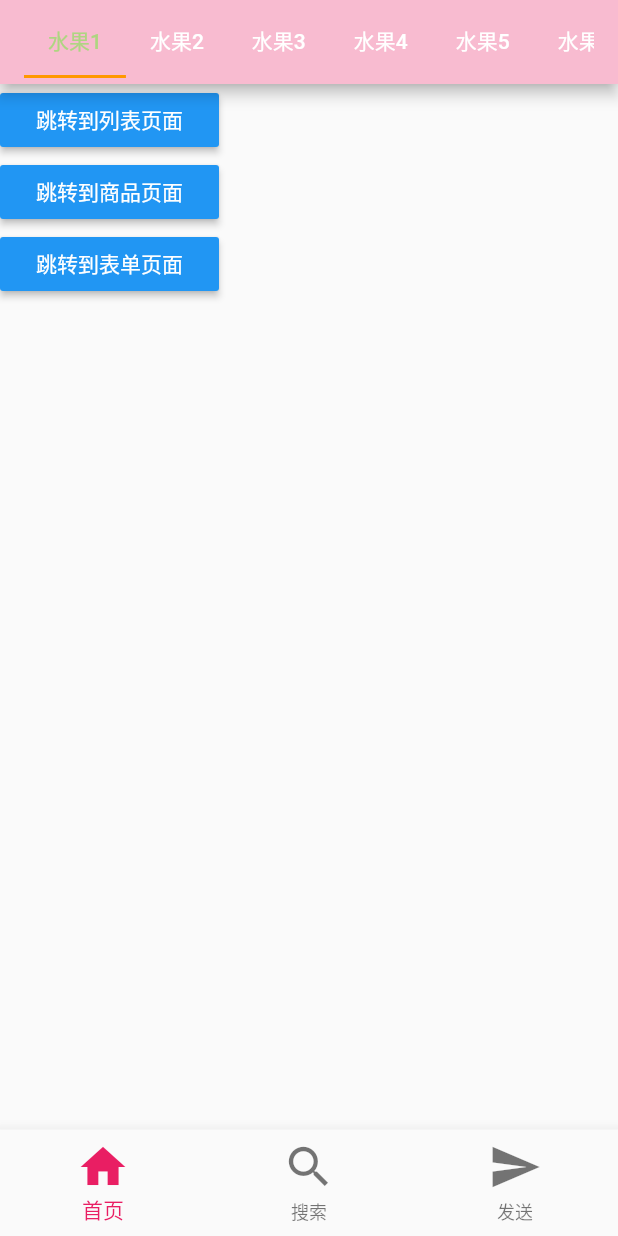
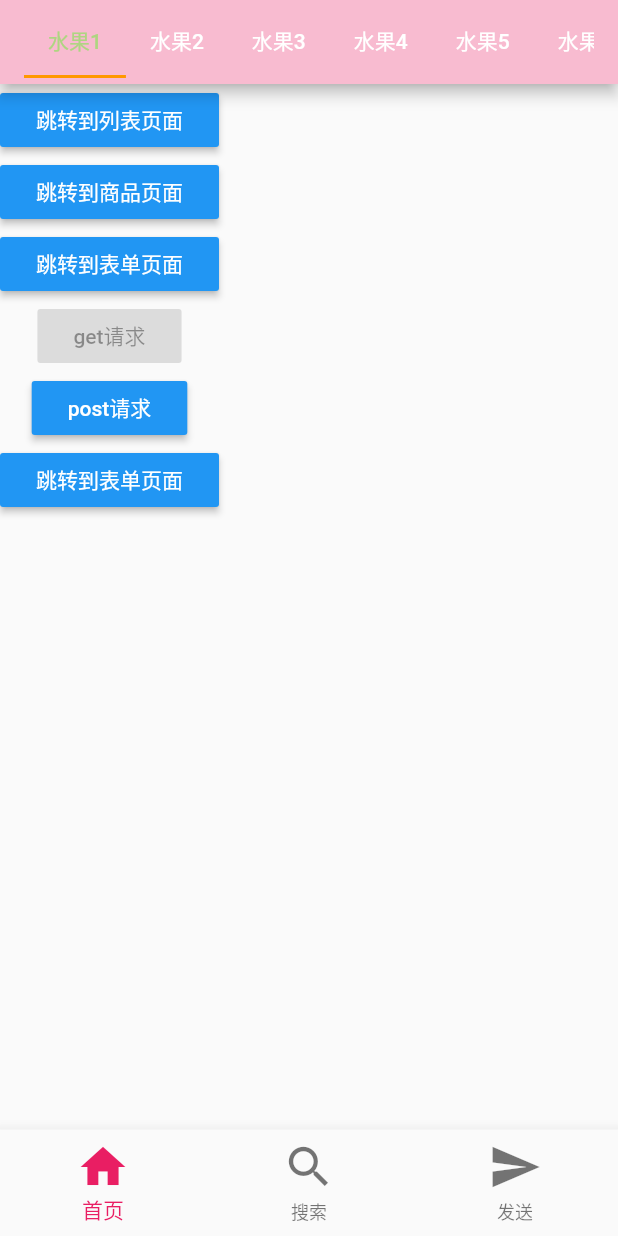
Before and after one commit to zxx1992/flutter_base, a Flutter app: the screen it shows after launch, on a phone screen of 412 x 824 dp. Run offline on Flutter 3.47's test engine with Material 2 defaults, Android fonts, the phone set to English and light mode, and no system bars; statements that could not run were skipped.

Commit message:
fix: api请求（未完）

```diff
--- a/lib/pages/tabs/home.dart
+++ b/lib/pages/tabs/home.dart
@@ -4,6 +4,8 @@
  * @Description: Do not edit
  */
 import 'package:flutter/material.dart';
+import 'package:http/http.dart' as http;//引入http库
+import 'dart:convert'; //map和json互换
 
 class HomePage extends StatefulWidget {
   HomePage({Key key}) : super(key: key);
@@ -14,6 +16,35 @@ class HomePage extends StatefulWidget {
 
 class _HomePageState extends State<HomePage> {
   @override
+  void initState() {
+    // TODO: implement initState
+    super.initState();
+
+    Map userInfo = {
+      "username": "张三",
+      "age": 20,
+    };
+
+    print(json.encode(userInfo)); // MAP  转为 String
+
+    String username = '{"age":20}';
+
+    print(json.decode(username)); // json 转为 Map
+  }
+
+  // 请求数据
+
+  _getData() {
+    var apiUrl = "";
+    var result = await http.get(apiUrl);
+    if (result.statusCode == 200) {
+      print(result.body);
+    } else {
+      print(result.statusCode);
+    }
+  }
+
+  @override
   Widget build(BuildContext context) {
     return DefaultTabController(
       length: 10,
@@ -21,7 +52,7 @@ class _HomePageState extends State<HomePage> {
           appBar: AppBar(
               backgroundColor: Colors.pink[100],
               title: TabBar(
-                  isScrollable: true,//左右滑动
+                  isScrollable: true, //左右滑动
                   indicatorColor: Colors.orange,
                   indicatorSize: TabBarIndicatorSize.tab,
                   labelColor: Colors.lightGreen[300], //
@@ -187,6 +218,32 @@ class Columns extends StatelessWidget {
           color: Theme.of(context).accentColor,
           textTheme: ButtonTextTheme.primary,
         ),
+        // get请求
+        RaisedButton(
+          onPressed: _getData,
+          child: Text("get请求"),
+          color: Theme.of(context).accentColor,
+          textTheme: ButtonTextTheme.primary,
+        ),
+        // post请求
+        RaisedButton(
+          onPressed: () {
+            //点击路由跳转
+            Navigator.pushNamed(context, '/formDemo');
+          },
+          child: Text("post请求"),
+          color: Theme.of(context).accentColor,
+          textTheme: ButtonTextTheme.primary,
+        ),
+        RaisedButton(
+          onPressed: () {
+            //点击路由跳转
+            Navigator.pushNamed(context, '/formDemo');
+          },
+          child: Text("跳转到表单页面"),
+          color: Theme.of(context).accentColor,
+          textTheme: ButtonTextTheme.primary,
+        ),
       ],
     );
   }
--- a/pubspec.yaml
+++ b/pubspec.yaml
@@ -28,6 +28,7 @@ dependencies:
   # The following adds the Cupertino Icons font to your application.
   # Use with the CupertinoIcons class for iOS style icons.
   cupertino_icons: ^0.1.3
+  http: ^0.12.0+2
 
 dev_dependencies:
   flutter_test:
```
Also changed, not shown: pubspec.lock.
